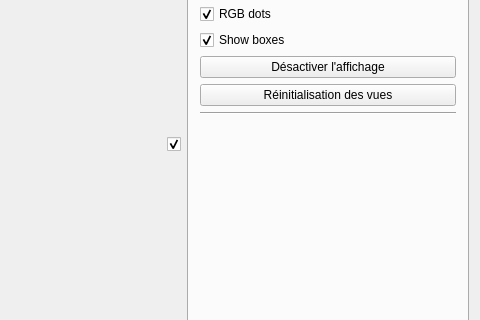
yquemener/Natural-Navigator, file mainwindow.ui: the form before one commit; both pictures show x 622 to 1102 and y 219 to 539 of the 1102 by 727 pixel window.
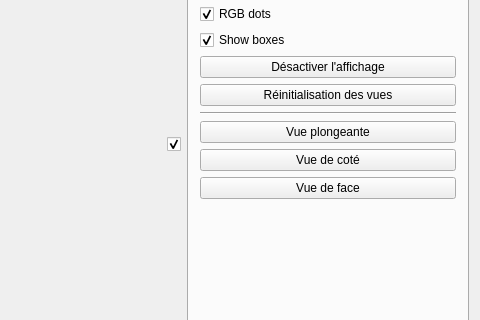
The form after the commit. The open tabs and pages were chosen to show the change.

Commit message: Various bugfixes Features : - reset button - various views - saves IP and port - backward box is thiner - tip Z is more reliable

Patch:
```diff
--- a/mainwindow.ui
+++ b/mainwindow.ui
@@ -178,6 +178,27 @@
           </property>
          </widget>
         </item>
+        <item>
+         <widget class="QPushButton" name="but_view_plongeante">
+          <property name="text">
+           <string>Vue plongeante</string>
+          </property>
+         </widget>
+        </item>
+        <item>
+         <widget class="QPushButton" name="but_view_reset_4">
+          <property name="text">
+           <string>Vue de coté</string>
+          </property>
+         </widget>
+        </item>
+        <item>
+         <widget class="QPushButton" name="but_view_reset_3">
+          <property name="text">
+           <string>Vue de face</string>
+          </property>
+         </widget>
+        </item>
         <item>
          <spacer name="verticalSpacer_2">
           <property name="orientation">
```
Left out of the diff: 7 changed lines with no effect on the pictures. The commit also changes 3 other files.
